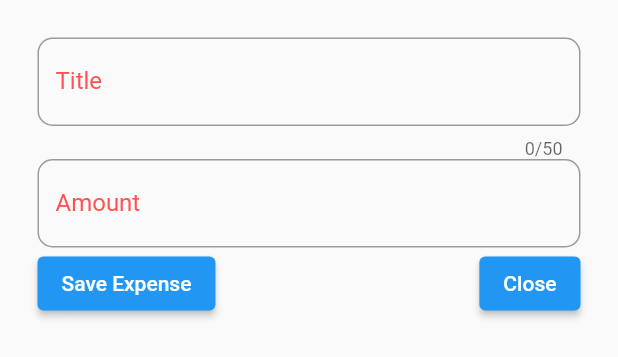
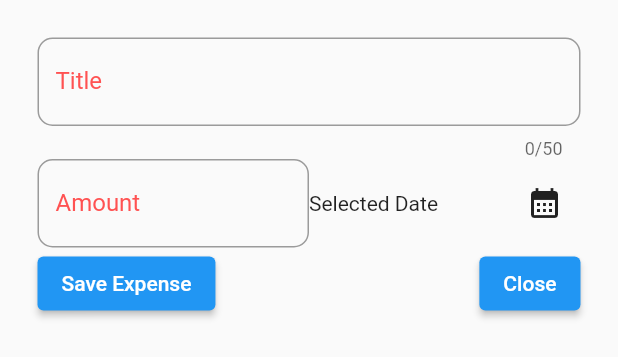
Before and after one commit to layal11/Flutter, a Flutter app: the NewExpense widget shown alone on an empty page, opened directly, on a phone screen of 412 x 824 dp. Shown: the top 357 px of the screen. Run offline on Flutter 3.47's test engine with Material 2 defaults, Android fonts, the phone set to English and light mode, and no system bars.

Commit message:
show calender using showDatePicker

```diff
--- a/lib/widgets/new_expense.dart
+++ b/lib/widgets/new_expense.dart
@@ -8,19 +8,8 @@ class NewExpense extends StatefulWidget {
 }
 
 class _NewExpenseState extends State<NewExpense> {
-  String enteredTitle = '';
-  int enteredAmount = 0;
-
   final titleController = TextEditingController();
   final amountController = TextEditingController();
-
-  // void saveTitleInput(String inputValue) {
-  //   enteredTitle = inputValue;
-  // }
-  void saveInputs(String inputTitle, int inputAmount) {
-    enteredTitle = inputTitle;
-    enteredAmount = inputAmount;
-  }
 
   @override
   void dispose() {
@@ -28,6 +17,19 @@ class _NewExpenseState extends State<NewExpense> {
     titleController.dispose();
     amountController.dispose();
     super.dispose();
+  }
+
+  void datePicker() {
+    final now = DateTime.now();
+    final firstdate = DateTime(now.year - 1);
+    final lastDate = now;
+
+    showDatePicker(
+      context: context,
+      initialDate: now,
+      firstDate: firstdate,
+      lastDate: lastDate,
+    );
   }
 
   @override
@@ -51,7 +53,10 @@ class _NewExpenseState extends State<NewExpense> {
               ),
             ),
           ),
-          TextField(
+          Row(
+            children: [
+              Expanded(
+                child: TextField(
                   controller: amountController,
                   keyboardType: TextInputType.number,
                   decoration: const InputDecoration(
@@ -65,8 +70,25 @@ class _NewExpenseState extends State<NewExpense> {
                     ),
                   ),
                 ),
+              ),
+
+              //date
+              Expanded(
+                child: Row(
+                  mainAxisAlignment: MainAxisAlignment.end,
+                  children: [
+                    const Text('Selected Date'),
+                    const Spacer(),
+                    IconButton(
+                      onPressed: datePicker,
+                      icon: const Icon(Icons.calendar_month),
+                    ),
+                  ],
+                ),
+              ),
+            ],
+          ),
           Row(
-            // mainAxisAlignment: MainAxisAlignment.spaceBetween,
             children: [
               ElevatedButton(
                 onPressed: () {
```
Lines whose indentation alone changed are shown as unchanged.
